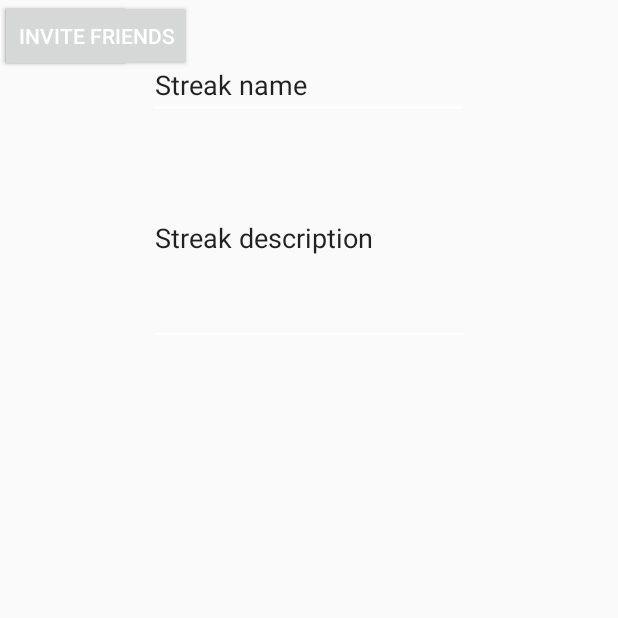
After one commit to ReeceKidd/Streakr-android, an Android app: the CreateStreak screen opened directly, with no data from a screen before it, on a phone screen of 412 x 824 dp, the top half of it. The commit adds this screen. Run offline under Robolectric (Android 15) with nearby library versions, the phone set to English and light mode, and no system bars.

Commit message:
feat: Began work on create a streak screen

```diff
--- a/Streakr/app/src/main/AndroidManifest.xml
+++ b/Streakr/app/src/main/AndroidManifest.xml
@@ -43,6 +43,10 @@
         <activity
             android:name=".HomeActivity"
             android:label="@string/title_activity_home"
+            android:theme="@style/AppTheme.NoActionBar" />
+        <activity
+            android:name=".CreateStreak"
+            android:label="@string/title_activity_create_streak"
             android:theme="@style/AppTheme.NoActionBar"></activity>
     </application>
 
--- /dev/null
+++ b/Streakr/app/src/main/java/com/reecekidd/streakr/CreateStreak.kt
@@ -0,0 +1,16 @@
+package com.reecekidd.streakr
+
+import android.os.Bundle
+import android.support.design.widget.Snackbar
+import android.support.v7.app.AppCompatActivity;
+
+import kotlinx.android.synthetic.main.activity_create_streak.*
+
+class CreateStreak : AppCompatActivity() {
+
+    override fun onCreate(savedInstanceState: Bundle?) {
+        super.onCreate(savedInstanceState)
+        setContentView(R.layout.activity_create_streak)
+    }
+
+}
--- /dev/null
+++ b/Streakr/app/src/main/res/layout/activity_create_streak.xml
@@ -0,0 +1,61 @@
+<?xml version="1.0" encoding="utf-8"?>
+<android.support.constraint.ConstraintLayout xmlns:android="http://schemas.android.com/apk/res/android"
+    xmlns:app="http://schemas.android.com/apk/res-auto"
+    xmlns:tools="http://schemas.android.com/tools"
+    android:id="@+id/createStreakConstraintLayout"
+    android:layout_width="match_parent"
+    android:layout_height="match_parent"
+    tools:context=".CreateStreak">
+
+    <EditText
+        android:id="@+id/streakNameInput"
+        android:layout_width="wrap_content"
+        android:layout_height="43dp"
+        android:layout_marginStart="8dp"
+        android:layout_marginTop="8dp"
+        android:layout_marginEnd="8dp"
+        android:layout_marginBottom="8dp"
+        android:ems="10"
+        android:inputType="textPersonName"
+        android:text="@string/streak_name"
+        app:layout_constraintBottom_toBottomOf="parent"
+        app:layout_constraintEnd_toEndOf="parent"
+        app:layout_constraintStart_toStartOf="parent"
+        app:layout_constraintTop_toTopOf="parent"
+        app:layout_constraintVertical_bias="0.037" />
+
+    <Button
+        android:id="@+id/soloStreakButton"
+        android:layout_width="wrap_content"
+        android:layout_height="wrap_content"
+        android:text="@string/solo"
+        tools:layout_editor_absoluteX="35dp"
+        tools:layout_editor_absoluteY="242dp" />
+
+    <Button
+        android:id="@+id/inviteFriendsButton"
+        android:layout_width="wrap_content"
+        android:layout_height="wrap_content"
+        android:text="@string/invite_friends"
+        tools:layout_editor_absoluteX="140dp"
+        tools:layout_editor_absoluteY="242dp" />
+
+    <EditText
+        android:id="@+id/streakDescriptionInput"
+        android:layout_width="wrap_content"
+        android:layout_height="143dp"
+        android:layout_marginStart="8dp"
+        android:layout_marginTop="8dp"
+        android:layout_marginEnd="8dp"
+        android:layout_marginBottom="8dp"
+        android:ems="10"
+        android:inputType="textLongMessage"
+        android:text="@string/streak_description"
+        app:layout_constraintBottom_toBottomOf="parent"
+        app:layout_constraintEnd_toEndOf="parent"
+        app:layout_constraintStart_toStartOf="parent"
+        app:layout_constraintTop_toBottomOf="@+id/streakNameInput"
+        app:layout_constraintVertical_bias="0.0" />
+
+
+</android.support.constraint.ConstraintLayout>
--- a/Streakr/app/src/main/res/values/strings.xml
+++ b/Streakr/app/src/main/res/values/strings.xml
@@ -49,4 +49,11 @@
     <string name="json_web_token">Json Web Token</string>
     <string name="title_activity_main">MainActivity</string>
     <string name="title_activity_home">HomeActivity</string>
+    <string name="title_activity_create_streak">CreateStreak</string>
+    <!-- Create a streak -->
+    <string name="streak_name">Streak name</string>
+    <string name="streak_description">Streak description</string>
+    <string name="success_criteria"> Success criteria</string>
+    <string name="invite_friends">Invite Friends</string>
+    <string name="solo">Go solo</string>
 </resources>
```
